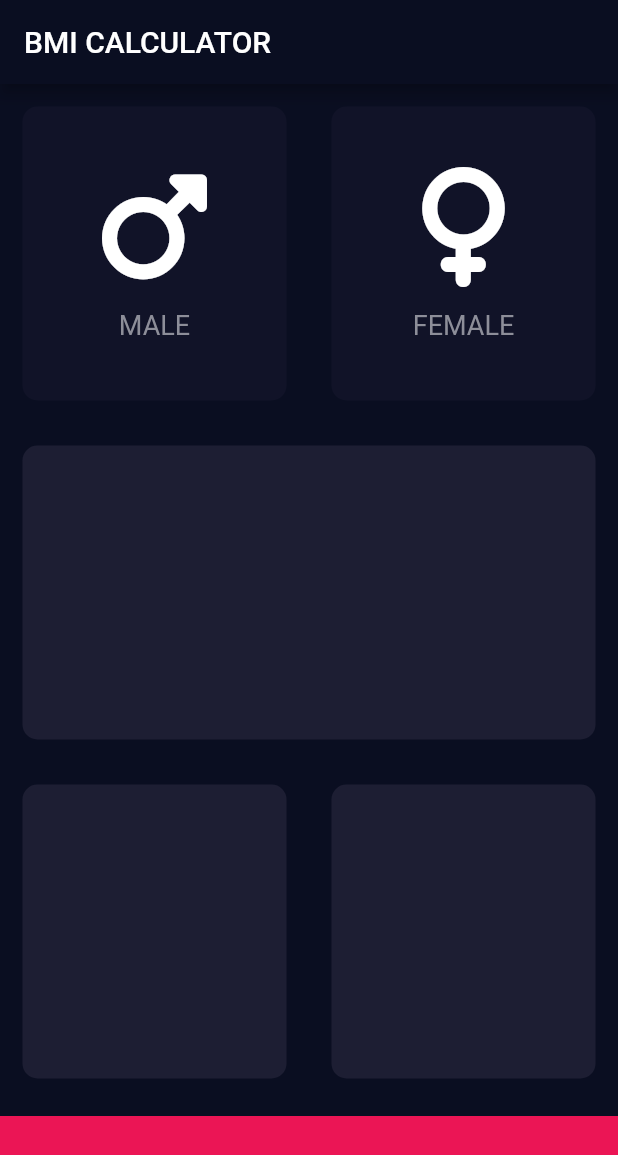
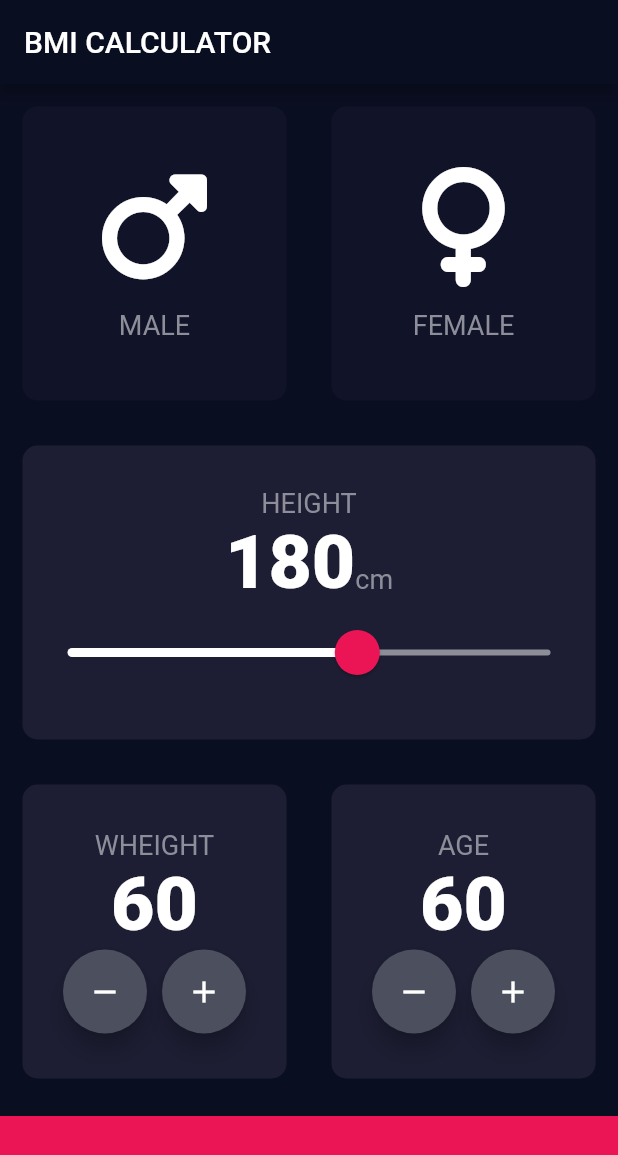
Before and after one commit to enzorva/bmi, a Flutter app: the screen it shows after launch, on a phone screen of 412 x 824 dp. Shown: the top 1155 px of the screen. Run offline on Flutter 3.47's test engine with Material 2 defaults, Android fonts, the phone set to English and light mode, and no system bars; our stand-ins replace font_awesome_flutter.

Commit message:
Const file division

```diff
--- a/lib/input_page.dart
+++ b/lib/input_page.dart
@@ -2,11 +2,8 @@ import 'package:flutter/material.dart';
 import 'package:font_awesome_flutter/font_awesome_flutter.dart';
 import 'icon_content.dart';
 import 'reusable_card.dart';
-
-const bottonContainerHeight = 80.0;
-const activeCardColour = Color(0xFF1D1E33);
-const inactiveCardColour = Color(0XFF111328);
-const bottomContainerColour = Color(0xFFEB1555);
+import 'constants.dart';
+import 'floating_button.dart';
 
 enum Gender {
   male,
@@ -20,6 +17,8 @@ class InputPage extends StatefulWidget {
 
 class _InputPageState extends State<InputPage> {
   Gender? selectedGender;
+  int height = 180;
+  //int weight = 60;
 
   // Color maleCardColour = inactiveCardColour;
   // Color femaleCardColour = inactiveCardColour;
@@ -64,8 +63,8 @@ class _InputPageState extends State<InputPage> {
                       });
                     },
                     colour: selectedGender == Gender.male
-                        ? activeCardColour
-                        : inactiveCardColour,
+                        ? kActiveCardColour
+                        : kInactiveCardColour,
                     cardChild: const IconContent(
                       icon: FontAwesomeIcons.mars,
                       gender: 'MALE',
@@ -80,8 +79,8 @@ class _InputPageState extends State<InputPage> {
                       });
                     },
                     colour: selectedGender == Gender.female
-                        ? activeCardColour
-                        : inactiveCardColour,
+                        ? kActiveCardColour
+                        : kInactiveCardColour,
                     cardChild: const IconContent(
                       icon: FontAwesomeIcons.venus,
                       gender: 'FEMALE',
@@ -93,8 +92,52 @@ class _InputPageState extends State<InputPage> {
           ),
           Expanded(
             child: ReusableCard(
-              colour: activeCardColour,
+              colour: kActiveCardColour,
               onPress: () {},
+              cardChild: Column(
+                mainAxisAlignment: MainAxisAlignment.center,
+                children: <Widget>[
+                  const Text(
+                    'HEIGHT',
+                    style: kLabelTextStyle,
+                  ),
+                  Row(
+                    mainAxisAlignment: MainAxisAlignment.center,
+                    crossAxisAlignment: CrossAxisAlignment.baseline,
+                    textBaseline: TextBaseline.alphabetic,
+                    children: <Widget>[
+                      Text(height.toString(), style: kNumberTextStyle),
+                      const Text(
+                        'cm',
+                        style: kLabelTextStyle,
+                      )
+                    ],
+                  ),
+                  SliderTheme(
+                    data: SliderTheme.of(context).copyWith(
+                      inactiveTrackColor: const Color(0xFF8D8E98),
+                      activeTrackColor: Colors.white,
+                      thumbColor: const Color(0xFFEB1555),
+                      overlayColor: const Color(0x29EB1555),
+                      thumbShape:
+                          const RoundSliderThumbShape(enabledThumbRadius: 15),
+                      overlayShape:
+                          const RoundSliderOverlayShape(overlayRadius: 30),
+                    ),
+                    child: Slider(
+                      value: height.toDouble(),
+                      min: 120,
+                      max: 220,
+                      onChanged: (double newValue) {
+                        setState(() {
+                          height = newValue.round();
+                        });
+                        print(newValue);
+                      },
+                    ),
+                  )
+                ],
+              ),
             ),
           ),
           Expanded(
@@ -103,13 +146,21 @@ class _InputPageState extends State<InputPage> {
               children: <Widget>[
                 Expanded(
                   child: ReusableCard(
-                    colour: activeCardColour,
+                    colour: kActiveCardColour,
+                    cardChild: const FloatingButton(
+                      weight: 60,
+                      label: 'WHEIGHT',
+                    ),
                     onPress: () {},
                   ),
                 ),
                 Expanded(
                   child: ReusableCard(
-                    colour: activeCardColour,
+                    colour: kActiveCardColour,
+                    cardChild: const FloatingButton(
+                      weight: 60,
+                      label: 'AGE',
+                    ),
                     onPress: () {},
                   ),
                 ),
@@ -117,11 +168,11 @@ class _InputPageState extends State<InputPage> {
             ),
           ),
           Container(
-            color: bottomContainerColour,
-            margin: EdgeInsets.only(top: 10),
+            color: kBottomContainerColour,
+            margin: const EdgeInsets.only(top: 10),
             width: double.infinity,
-            height: bottonContainerHeight,
-          ),
+            height: kBottonContainerHeight,
+          )
         ],
       ),
     );
```
